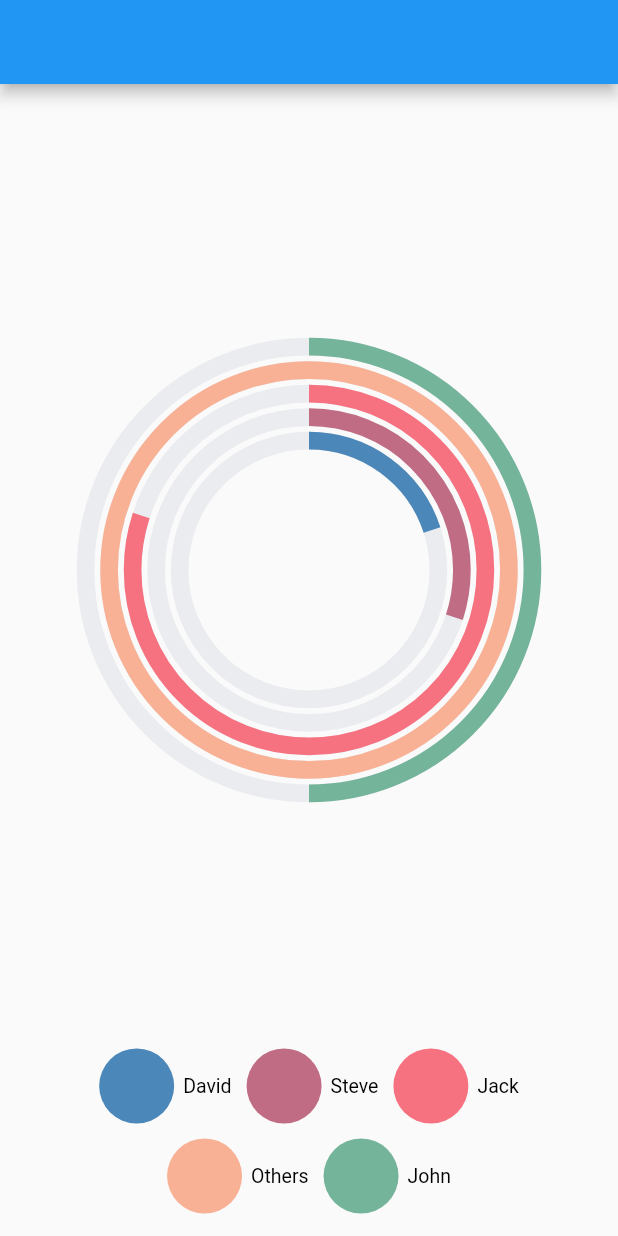
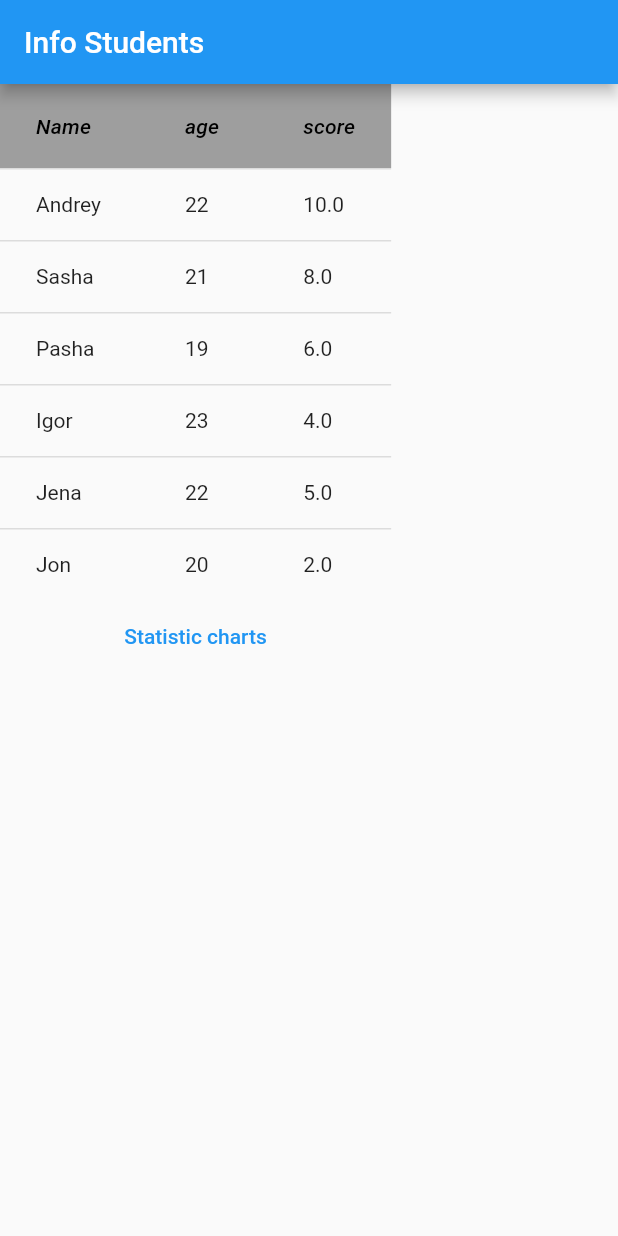
Before and after one commit to Sodiqjon95/synfunction_chart, a Flutter app: the screen it shows after launch, on a phone screen of 412 x 824 dp. Run offline on Flutter 3.47's test engine with Material 2 defaults, Android fonts, the phone set to English and light mode, and no system bars; our stand-ins replace syncfusion_flutter_charts.

Commit message:
data table add

```diff
--- /dev/null
+++ b/lib/chart_page.dart
@@ -0,0 +1,70 @@
+import 'package:charts_project/data_table.dart';
+import 'package:flutter/material.dart';
+import 'package:syncfusion_flutter_charts/charts.dart';
+
+class ChartPage extends StatefulWidget {
+  const ChartPage({Key? key, required this.students}) : super(key: key);
+  final List<Students> students;
+
+  @override
+  State<ChartPage> createState() => _ChartPageState();
+}
+
+class _ChartPageState extends State<ChartPage> {
+  late List<ChartData> data = List.generate(
+    students.length,
+    (index) => ChartData(
+      students[index].name,
+      students[index].score,
+    ),
+  );
+
+  @override
+  Widget build(BuildContext context) {
+    return Scaffold(
+        appBar: AppBar(),
+        body: SfCircularChart(
+          legend: Legend(
+            isResponsive: true,
+            image: NetworkImage('https://source.unsplash.com/random/'),
+            orientation: LegendItemOrientation.horizontal,
+            padding: 20,
+            position: LegendPosition.top,
+            iconBorderWidth: 0,
+            isVisible: true,
+            iconHeight: 20,
+            toggleSeriesVisibility: false,
+            iconWidth: 20,
+            title: LegendTitle(
+              text: "Students",
+              textStyle: TextStyle(fontStyle: FontStyle.normal, fontSize: 20),
+            ),
+            backgroundColor: Colors.yellow,
+
+          ),
+          series: <CircularSeries>[
+            RadialBarSeries<ChartData, String>(
+                innerRadius: '50%',
+                maximumValue: 10,
+                name: 'Users',
+                radius: '100%',
+                gap: '1%',
+                onPointTap: (v) {
+                  debugPrint(v.toString());
+                },
+                cornerStyle: CornerStyle.endCurve,
+                pointRadiusMapper: (c, i) {},
+                dataSource: data,
+                xValueMapper: (ChartData data, _) => data.x,
+                yValueMapper: (ChartData data, _) => data.y)
+          ],
+        ));
+  }
+}
+
+class ChartData {
+  ChartData(this.x, this.y);
+
+  final String x;
+  final double y;
+}
--- /dev/null
+++ b/lib/data_table.dart
@@ -0,0 +1,85 @@
+
+import 'package:charts_project/chart_page.dart';
+import 'package:flutter/material.dart';
+List<Students> students = [
+  Students(name: "Andrey", age: 22, score: 10),
+  Students(name: "Sasha", age: 21, score: 8),
+  Students(name: "Pasha", age: 19, score: 6),
+  Students(name: "Igor", age: 23, score: 4),
+  Students(name: "Jena", age: 22, score: 5),
+  Students(name: "Jon", age: 20, score: 2),
+];
+
+class DataTables extends StatelessWidget {
+  DataTables({Key? key}) : super(key: key);
+
+
+
+  @override
+  Widget build(BuildContext context) {
+    return Scaffold(
+      appBar: AppBar(
+        title: const Text("Info Students"),
+      ),
+      body: Column(
+        children: [
+          DataTable(
+            headingRowColor: MaterialStateProperty.all(Colors.grey),
+            columns: const <DataColumn>[
+              DataColumn(
+                  label: Expanded(
+                child: Text(
+                  "Name",
+                  style: TextStyle(fontStyle: FontStyle.italic),
+                ),
+              )),
+              DataColumn(
+                  label: Expanded(
+                child: Text(
+                  "age",
+                  style: TextStyle(fontStyle: FontStyle.italic),
+                ),
+              )),
+              DataColumn(
+                  label: Expanded(
+                child: Text(
+                  "score",
+                  style: TextStyle(fontStyle: FontStyle.italic),
+                ),
+              )),
+            ],
+            rows: List.generate(
+                students.length,
+                (index) => DataRow(
+                    cells: <DataCell>[
+                      DataCell(Text(students[index].name)),
+                      DataCell(Text(students[index].age.toString())),
+                      DataCell(Text(students[index].score.toString())),
+                    ])),
+
+          ),
+          TextButton(onPressed: (){
+            Navigator.push(context, MaterialPageRoute(builder: (newContext) =>  ChartPage(students: students,)));
+          }, child: const Text("Statistic charts"))
+        ],
+      ),
+    );
+  }
+}
+
+
+
+
+
+
+class Students {
+  Students({
+    required this.name,
+    required this.age,
+    required this.score,
+  });
+
+  final String name;
+  final int age;
+  final double score;
+}
--- a/lib/main.dart
+++ b/lib/main.dart
@@ -1,5 +1,6 @@
 import 'package:flutter/material.dart';
-import 'package:syncfusion_flutter_charts/charts.dart';
+
+import 'data_table.dart';
 
 void main() {
   runApp(const MyApp());
@@ -16,66 +17,7 @@ class MyApp extends StatelessWidget {
       theme: ThemeData(
         primarySwatch: Colors.blue,
       ),
-      home: MyHomePage(),
+      home: DataTables(),
     );
   }
 }
-
-class MyHomePage extends StatefulWidget {
-  const MyHomePage({Key? key}) : super(key: key);
-
-  @override
-  State<MyHomePage> createState() => _MyHomePageState();
-}
-
-class _MyHomePageState extends State<MyHomePage> {
-  late List<ChartData> data = [
-    ChartData('David', 2,),
-    ChartData('Steve', 3),
-    ChartData('Jack', 8),
-    ChartData('Others', 10),
-    ChartData('John', 5)
-  ];
-
-  @override
-  Widget build(BuildContext context) {
-    return Scaffold(
-        appBar: AppBar(),
-        body: SfCircularChart(
-          legend: Legend(
-            image: NetworkImage('https://source.unsplash.com/random/'),
-            orientation: LegendItemOrientation.vertical,
-            padding: 20,
-            position: LegendPosition.bottom,
-            iconBorderWidth: 30,
-            isVisible: true,
-            iconHeight: 50,
-            toggleSeriesVisibility: false,
-            iconWidth: 50,
-          ),
-          series: <CircularSeries>[
-            RadialBarSeries<ChartData, String>(
-                innerRadius: '50%',
-                maximumValue: 10,
-                name: 'Users',
-                radius: '80%',
-                gap: '5%',
-                onPointTap: (v){
-                  debugPrint(v.toString());
-                },
-                cornerStyle: CornerStyle.bothFlat,
-                pointRadiusMapper: (c, i){},
-                dataSource: data,
-                xValueMapper: (ChartData data, _) => data.x,
-                yValueMapper: (ChartData data, _) => data.y
-            )
-          ],
-        ));
-  }
-}
-
-  class ChartData {
-  ChartData(this.x, this.y);
-  final String x;
-  final double y;
-  }
```
